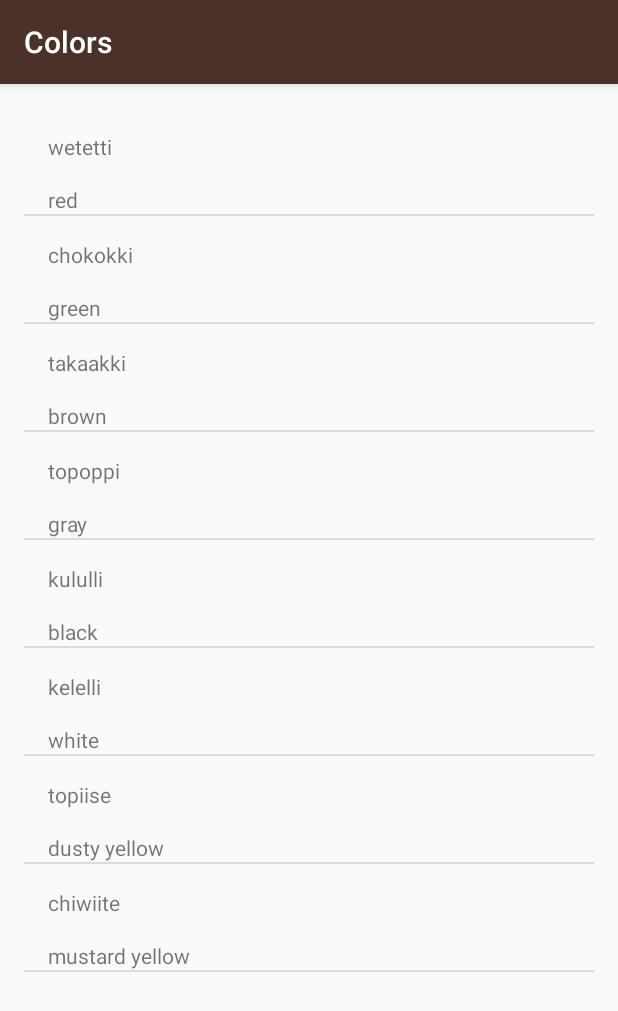
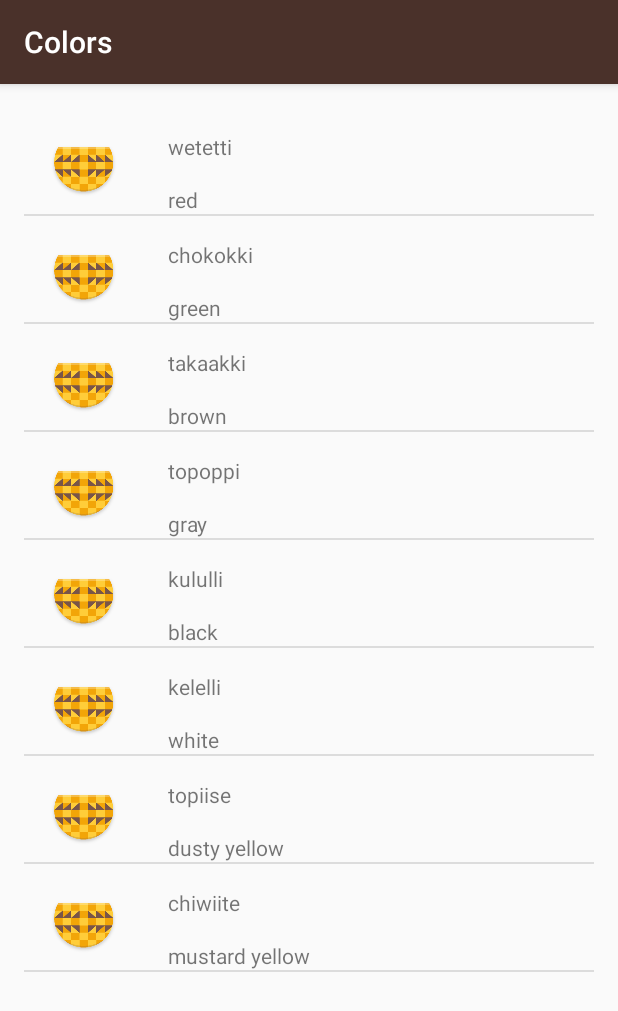
Before and after one commit to othesius-exe/miwok, an Android app: the ColorsActivity screen opened directly, with no data from a screen before it, on a phone screen of 412 x 824 dp. Shown: the top 1011 px of the screen. Run offline under Robolectric (Android 15) with nearby library versions, the phone set to English and light mode, and no system bars.

Commit message:
Added imageview to list

```diff
--- a/app/src/main/java/com/example/android/miwok/ColorsActivity.java
+++ b/app/src/main/java/com/example/android/miwok/ColorsActivity.java
@@ -15,14 +15,14 @@ public class ColorsActivity extends AppCompatActivity {
 
         ArrayList<Word> colors = new ArrayList<> ();
 
-        colors.add(new Word("wetetti", "red"));
-        colors.add(new Word("chokokki", "green"));
-        colors.add(new Word("takaakki", "brown"));
-        colors.add(new Word("topoppi", "gray"));
-        colors.add(new Word("kululli", "black"));
-        colors.add(new Word("kelelli", "white"));
-        colors.add(new Word("topiise", "dusty yellow"));
-        colors.add(new Word("chiwiite", "mustard yellow"));
+        colors.add(new Word(R.mipmap.ic_launcher, "wetetti", "red"));
+        colors.add(new Word(R.mipmap.ic_launcher, "chokokki", "green"));
+        colors.add(new Word(R.mipmap.ic_launcher, "takaakki", "brown"));
+        colors.add(new Word(R.mipmap.ic_launcher, "topoppi", "gray"));
+        colors.add(new Word(R.mipmap.ic_launcher, "kululli", "black"));
+        colors.add(new Word(R.mipmap.ic_launcher, "kelelli", "white"));
+        colors.add(new Word(R.mipmap.ic_launcher, "topiise", "dusty yellow"));
+        colors.add(new Word(R.mipmap.ic_launcher, "chiwiite", "mustard yellow"));
 
         WordAdapter colorsAdapter = new WordAdapter(this, colors);
 
--- a/app/src/main/java/com/example/android/miwok/Word.java
+++ b/app/src/main/java/com/example/android/miwok/Word.java
@@ -1,9 +1,13 @@
 package com.example.android.miwok;
+
 /**
  * Created by Othesius on 2/16/17.
  */
 
 public class Word {
+
+    // Word related image
+    private int mWordImage;
 
     // Default translation of the word
     private String mDefaultTranslation;
@@ -11,10 +15,15 @@ public class Word {
     // Miwok translation of the word
     private String mMiwokTranslation;
 
-    // Accepts words and converts them from one language to the other
-    public Word(String defaultTranslation, String miwokTranslation){
+    // Sets the words
+    public Word(int wordImage, String defaultTranslation, String miwokTranslation){
+        mWordImage = wordImage;
         mDefaultTranslation = defaultTranslation;
         mMiwokTranslation = miwokTranslation;
+    }
+
+    public int getWordImage() {
+        return mWordImage;
     }
 
     // Returns default translation
@@ -23,7 +32,7 @@ public class Word {
     }
 
     // Returns Miwok translation
-    public String getmMiwokTranslation() {
+    public String getMiwokTranslation() {
         return mMiwokTranslation;
     }
 }
--- a/app/src/main/java/com/example/android/miwok/WordAdapter.java
+++ b/app/src/main/java/com/example/android/miwok/WordAdapter.java
@@ -6,12 +6,14 @@ import android.view.LayoutInflater;
 import android.view.View;
 import android.view.ViewGroup;
 import android.widget.ArrayAdapter;
+import android.widget.ImageView;
 import android.widget.TextView;
 
 import java.util.ArrayList;
 
 import static com.example.android.miwok.R.id.list_view_1;
 import static com.example.android.miwok.R.id.list_view_2;
+import static com.example.android.miwok.R.id.word_image_view;
 
 /**
  * Created by Othesius on 2/16/17.
@@ -39,16 +41,21 @@ public class WordAdapter extends ArrayAdapter<Word> {
     public View getView(int position, View convertView, ViewGroup parent) {
         // Get the data item for this position
         Word word = getItem(position);
+
         // Check if an existing view is being reused, otherwise inflate the view
         if (convertView == null) {
             convertView = LayoutInflater.from(getContext()).inflate(R.layout.list_item, parent, false);
         }
+
         // Lookup view for data population
+        ImageView wordImage = (ImageView) convertView.findViewById(word_image_view);
         TextView defaultWord = (TextView) convertView.findViewById(list_view_1);
         TextView miwokWord = (TextView) convertView.findViewById(list_view_2);
+
         // Populate the data into the template view using the data object
+        wordImage.setImageResource(word.getWordImage());
         defaultWord.setText(word.getDefaultTranslation());
-        miwokWord.setText(word.getmMiwokTranslation());
+        miwokWord.setText(word.getMiwokTranslation());
         // Return the completed view to render on screen
         return convertView;
     }
--- a/app/src/main/res/layout/list_item.xml
+++ b/app/src/main/res/layout/list_item.xml
@@ -1,24 +1,38 @@
 <?xml version="1.0" encoding="utf-8"?>
-<LinearLayout xmlns:android="http://schemas.android.com/apk/res/android"
+<RelativeLayout xmlns:android="http://schemas.android.com/apk/res/android"
     xmlns:toolsNs="http://schemas.android.com/tools"
     android:orientation="vertical" android:layout_width="match_parent"
     android:layout_height="match_parent">
+
+    <ImageView
+        android:id="@+id/word_image_view"
+        android:src="@mipmap/ic_launcher"
+        android:layout_width="wrap_content"
+        android:layout_height="wrap_content"
+        android:layout_marginLeft="@dimen/activity_vertical_margin"
+        android:layout_marginStart="@dimen/activity_vertical_margin"
+        android:layout_marginTop="@dimen/activity_horizontal_margin"
+        android:layout_marginRight="16dp"
+        android:layout_marginEnd="@dimen/activity_vertical_margin"/>
 
     <TextView
         android:id="@+id/list_view_1"
         android:layout_marginLeft="@dimen/activity_horizontal_margin"
         android:layout_marginStart="@dimen/activity_horizontal_margin"
         android:layout_marginTop="@dimen/activity_vertical_margin"
+        android:layout_toRightOf="@+id/word_image_view"
+        android:layout_height="wrap_content"
         android:layout_width="wrap_content"
-        android:layout_height="wrap_content"
         toolsNs:text="@string/lutti"/>
     <TextView
         android:id="@+id/list_view_2"
         android:layout_marginLeft="@dimen/activity_horizontal_margin"
         android:layout_marginStart="@dimen/activity_horizontal_margin"
         android:layout_marginTop="@dimen/activity_vertical_margin"
+        android:layout_toRightOf="@+id/word_image_view"
+        android:layout_below="@+id/list_view_1"
         android:layout_width="wrap_content"
         android:layout_height="wrap_content"
         toolsNs:text="@string/one"/>
 
-</LinearLayout>
+</RelativeLayout>
```
Also changed, not shown: app/src/main/java/com/example/android/miwok/FamilyMembersActivity.java (+10 -10 lines), app/src/main/java/com/example/android/miwok/NumbersActivity.java (+10 -10 lines), app/src/main/java/com/example/android/miwok/PhrasesActivity.java (+9 -9 lines).
